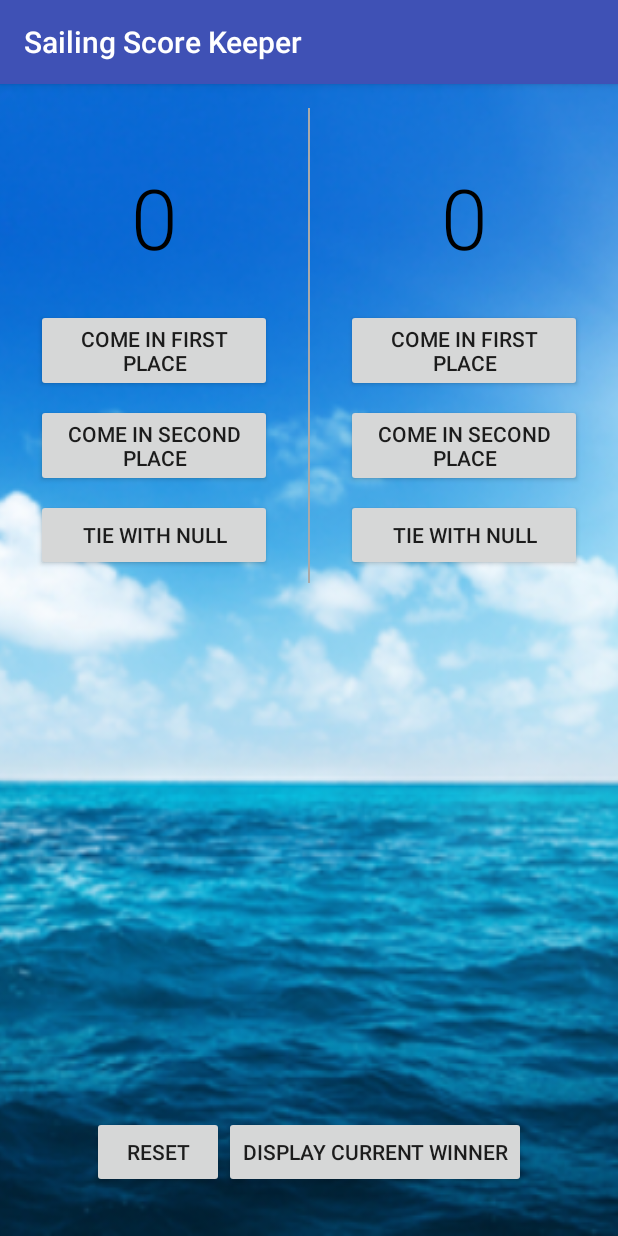
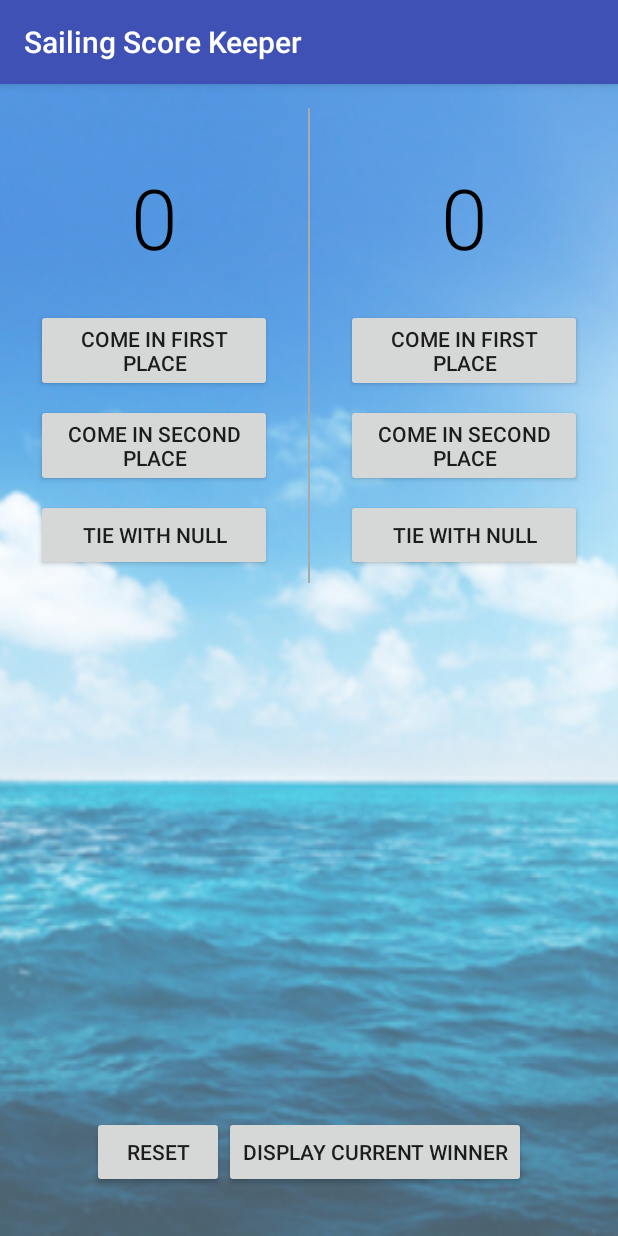
Before and after one commit to alejandra-gonzalez/android-basics, an Android app: the ScoreKeeping screen opened directly, with no data from a screen before it, on a phone screen of 412 x 824 dp. Run offline under Robolectric (Android 15) with nearby library versions, the phone set to English and light mode, and no system bars.

Commit message:
minor design changes

```diff
--- a/SailingScoreKeeper/app/src/main/java/com/example/android/sailingscorekeeper/ScoreKeeping.java
+++ b/SailingScoreKeeper/app/src/main/java/com/example/android/sailingscorekeeper/ScoreKeeping.java
@@ -120,7 +120,7 @@ public class ScoreKeeping extends AppCompatActivity {
     }
 
     /**
-     * The current winner's name and score are shown in salmon colored text.
+     * The current winner's name and score are shown in blue colored text.
      */
     public void showWinner(View view){
         if (scoreTeamA < scoreTeamB){
--- a/SailingScoreKeeper/app/src/main/res/layout-land/activity_score_keeping.xml
+++ b/SailingScoreKeeper/app/src/main/res/layout-land/activity_score_keeping.xml
@@ -24,7 +24,7 @@
 
                 <TextView
                     android:id="@+id/team_a_name"
-                    style="@style/teamNameTextView"/>
+                    style="@style/teamNameTextView" />
 
                 <TextView
                     android:id="@+id/team_a_score"
@@ -63,11 +63,11 @@
 
                 <TextView
                     android:id="@+id/team_b_name"
-                    style="@style/teamNameTextView"/>
+                    style="@style/teamNameTextView" />
 
                 <TextView
                     android:id="@+id/team_b_score"
-                    style="@style/teamScoreTextView"/>
+                    style="@style/teamScoreTextView" />
 
                 <Button
                     android:id="@+id/team_b_first"
--- a/SailingScoreKeeper/app/src/main/res/layout/activity_main.xml
+++ b/SailingScoreKeeper/app/src/main/res/layout/activity_main.xml
@@ -3,13 +3,14 @@
     xmlns:tools="http://schemas.android.com/tools"
     android:layout_width="match_parent"
     android:layout_height="match_parent"
+    android:background="@drawable/bg"
     tools:context="com.example.android.sailingscorekeeper.MainActivity">
 
     <ImageView
         android:layout_width="match_parent"
         android:layout_height="match_parent"
         android:scaleType="centerCrop"
-        android:src="@drawable/bg" />
+        android:src="@drawable/bg"/>
 
     <LinearLayout
         android:layout_width="match_parent"
--- a/SailingScoreKeeper/app/src/main/res/layout/activity_score_keeping.xml
+++ b/SailingScoreKeeper/app/src/main/res/layout/activity_score_keeping.xml
@@ -3,13 +3,14 @@
     xmlns:tools="http://schemas.android.com/tools"
     android:layout_width="match_parent"
     android:layout_height="match_parent"
+    android:background="@drawable/bg"
     tools:context="com.example.android.sailingscorekeeper.ScoreKeeping">
 
     <ImageView
         android:layout_width="match_parent"
         android:layout_height="match_parent"
         android:scaleType="centerCrop"
-        android:src="@drawable/bg" />
+        android:src="@drawable/bg"/>
 
     <LinearLayout
         android:id="@+id/layout_a"
--- a/SailingScoreKeeper/app/src/main/res/values/colors.xml
+++ b/SailingScoreKeeper/app/src/main/res/values/colors.xml
@@ -5,5 +5,5 @@
     <color name="colorAccent">#FF4081</color>
     <color name="mainText">#000000</color>
     <color name="hintText">#272727</color>
-    <color name="winner">#ffa07a</color>
+    <color name="winner">#3146b3</color>
 </resources>
```
Also changed, not shown: SailingScoreKeeper/app/src/main/res/drawable/bg.jpg.
